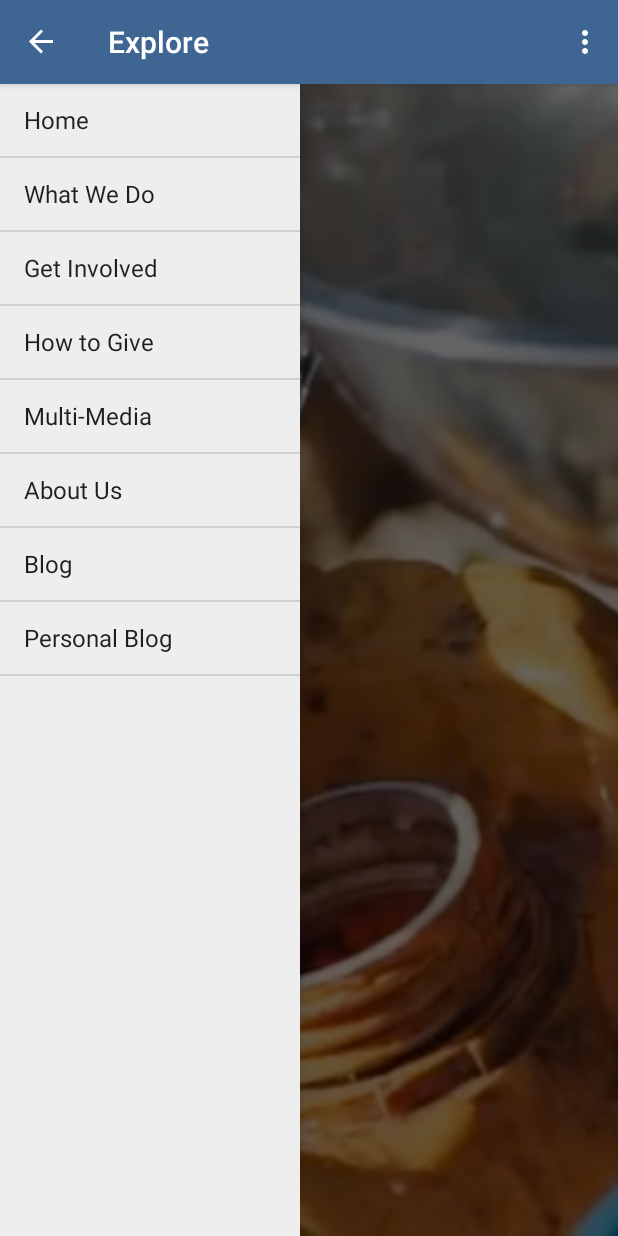
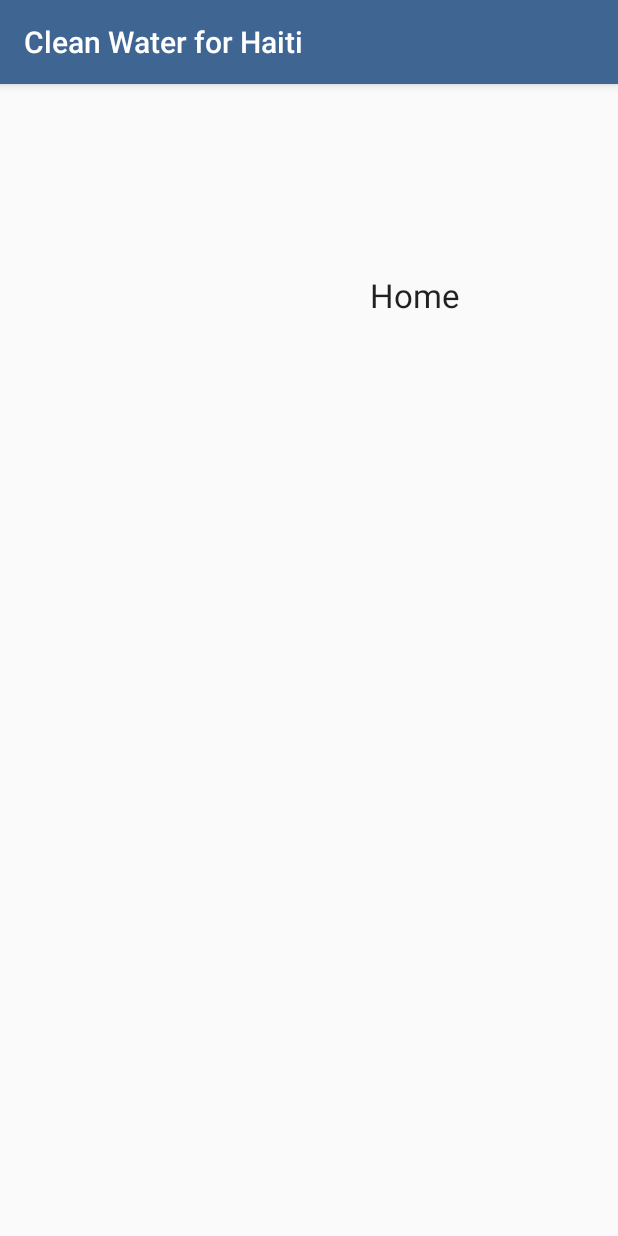
Before and after one commit to arolling/android-cwfh, an Android app: the screen it shows after launch (MainActivity before the commit, InfoActivity after it), after a tap on "Home", on a phone screen of 412 x 824 dp. Run offline under Robolectric (Android 15) with nearby library versions, the phone set to English and light mode, and no system bars; our stand-ins replace ButterKnife; 1 other tap on this screen came first.

Commit message:
navigate to second activity using drawer options

```diff
--- a/app/src/main/AndroidManifest.xml
+++ b/app/src/main/AndroidManifest.xml
@@ -15,6 +15,7 @@
                 <category android:name="android.intent.category.LAUNCHER" />
             </intent-filter>
         </activity>
+        <activity android:name=".InfoActivity"></activity>
     </application>
 
 </manifest>
--- /dev/null
+++ b/app/src/main/java/com/epicodus/localbusiness/InfoActivity.java
@@ -0,0 +1,25 @@
+package com.epicodus.localbusiness;
+
+import android.content.Intent;
+import android.support.v7.app.AppCompatActivity;
+import android.os.Bundle;
+import android.widget.TextView;
+
+import butterknife.Bind;
+import butterknife.ButterKnife;
+
+public class InfoActivity extends AppCompatActivity {
+    @Bind(R.id.tvTitle) TextView mTvTitle;
+
+
+    @Override
+    protected void onCreate(Bundle savedInstanceState) {
+        super.onCreate(savedInstanceState);
+        setContentView(R.layout.activity_info);
+        ButterKnife.bind(this);
+
+        Intent intent = getIntent();
+        String page = intent.getStringExtra("page");
+        mTvTitle.setText(page);
+    }
+}
--- a/app/src/main/java/com/epicodus/localbusiness/MainActivity.java
+++ b/app/src/main/java/com/epicodus/localbusiness/MainActivity.java
@@ -1,5 +1,6 @@
 package com.epicodus.localbusiness;
 
+import android.content.Intent;
 import android.content.res.Configuration;
 import android.support.v4.widget.DrawerLayout;
 import android.support.v7.app.ActionBarDrawerToggle;
@@ -24,6 +25,7 @@ public class MainActivity extends AppCompatActivity  {
     private ActionBarDrawerToggle mDrawerToggle;
     private String mActivityTitle;
     private ArrayAdapter<String> mAdapter;
+    private String[] mNavArray;
 
     @Override
     protected void onCreate(Bundle savedInstanceState) {
@@ -40,15 +42,18 @@ public class MainActivity extends AppCompatActivity  {
     }
 
     private void addDrawerItems(){
-        String[] navArray = { "Home", "What We Do", "Get Involved", "How to Give", "Multi-Media", "About Us", "Blog", "Personal Blog"};
-        mAdapter = new ArrayAdapter<String>(this, android.R.layout.simple_list_item_1, navArray);
+        mNavArray = getResources().getStringArray(R.array.app_nav);
+        mAdapter = new ArrayAdapter<String>(this, android.R.layout.simple_list_item_1, mNavArray);
         mNavList.setAdapter(mAdapter);
 
         mNavList.setOnItemClickListener(new AdapterView.OnItemClickListener() {
             @Override
-            public void onItemClick(AdapterView<?> adapterView, View view, int i, long l) {
+            public void onItemClick(AdapterView<?> adapterView, View view, int position, long id) {
                 String page = ((TextView)view).getText().toString();
+                Intent intent = new Intent(MainActivity.this, InfoActivity.class);
+                intent.putExtra("page", page);
                 Toast.makeText(MainActivity.this, page, Toast.LENGTH_SHORT).show();
+                startActivity(intent);
             }
         });
     }
--- /dev/null
+++ b/app/src/main/res/layout/activity_info.xml
@@ -0,0 +1,24 @@
+<?xml version="1.0" encoding="utf-8"?>
+<RelativeLayout xmlns:android="http://schemas.android.com/apk/res/android"
+    xmlns:tools="http://schemas.android.com/tools"
+    android:layout_width="match_parent"
+    android:layout_height="match_parent"
+    android:paddingBottom="@dimen/activity_vertical_margin"
+    android:paddingLeft="@dimen/activity_horizontal_margin"
+    android:paddingRight="@dimen/activity_horizontal_margin"
+    android:paddingTop="@dimen/activity_vertical_margin"
+    tools:context="com.epicodus.localbusiness.InfoActivity">
+
+    <TextView
+        android:layout_width="wrap_content"
+        android:layout_height="wrap_content"
+        android:textAppearance="?android:attr/textAppearanceLarge"
+        android:text="Large Text"
+        android:id="@+id/tvTitle"
+        android:layout_alignParentTop="true"
+        android:layout_alignParentRight="true"
+        android:layout_alignParentEnd="true"
+        android:layout_marginRight="89dp"
+        android:layout_marginEnd="89dp"
+        android:layout_marginTop="110dp" />
+</RelativeLayout>
--- a/app/src/main/res/values/strings.xml
+++ b/app/src/main/res/values/strings.xml
@@ -3,4 +3,14 @@
     <string name="drawer_open">Open navigation drawer</string>
     <string name="drawer_close">Close navigation drawer</string>
     <string name="action_settings">Settings</string>
+    <string-array name="app_nav">
+        <item>Home</item>
+        <item>What We Do</item>
+        <item>Get Involved</item>
+        <item>How to Give</item>
+        <item>Multi-Media</item>
+        <item>About Us</item>
+        <item>Blog</item>
+        <item>Personal Blog</item>
+    </string-array>
 </resources>
```
